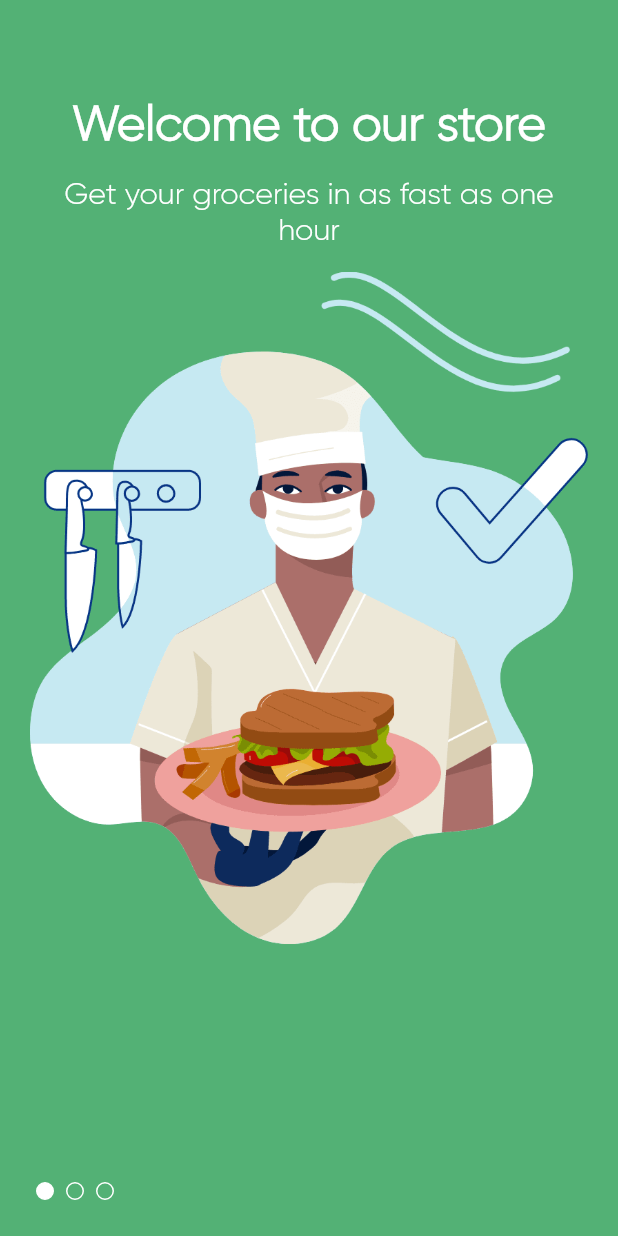
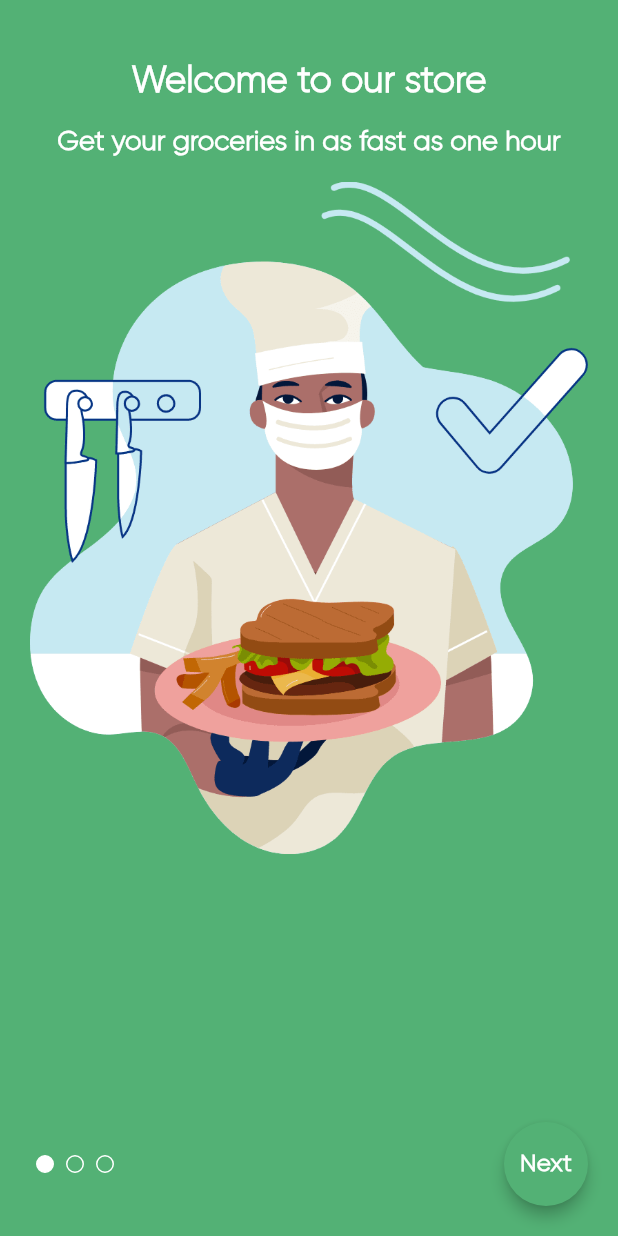
Before and after one commit to huseyinsahinli/FlutterShoppingApp, a Flutter app: the OnBoardPage screen opened directly, on a phone screen of 412 x 824 dp. Run offline on Flutter 3.47's test engine with Material 2 defaults, Android fonts, the phone set to English and light mode, and no system bars; our stand-ins replace flutter_svg.

Commit message:
Edit widgets.

```diff
--- a/lib/core/constant/app_constant.dart
+++ b/lib/core/constant/app_constant.dart
@@ -3,6 +3,7 @@ import 'package:flutter/material.dart';
 const cMainColor = Color(0xff53B175);
 const cTextColor = Color(0xff181725);
 const cWhiteColor = Color(0xffffffff);
+const cDividerColor = Color(0xffEBEBEB);
 const List cExploreBackgroundColorLists = [
   [
     Color(0x1053B175),
--- a/lib/core/constant/app_strings.dart
+++ b/lib/core/constant/app_strings.dart
@@ -37,10 +37,9 @@ class Strings {
   static const goToCheckout = "Go to Checkout";
   static const searchStore = "Search Store";
   static const addAllToCart = "Add All To Cart";
-
   static const addToBasket = "Add To Basket";
-
   static const productDetail = 'Produc Detail';
-
   static const filters = 'Filters';
+  static const next = 'Next';
+  static const start = 'Start';
 }
--- a/lib/core/widgets/divider.dart
+++ b/lib/core/widgets/divider.dart
@@ -1,4 +1,5 @@
-import 'package:flutter/cupertino.dart';
+import 'package:flutter/material.dart';
+import '../constant/app_constant.dart';
 
 class CustomDivider extends StatelessWidget {
   const CustomDivider({Key? key}) : super(key: key);
@@ -6,7 +7,7 @@ class CustomDivider extends StatelessWidget {
   @override
   Widget build(BuildContext context) {
     return Container(
-      color: const Color(0xffE2E2E2),
+      color: cDividerColor,
       height: 1.0,
     );
   }
--- a/lib/core/widgets/onboard_cart.dart
+++ b/lib/core/widgets/onboard_cart.dart
@@ -1,11 +1,14 @@
 import 'package:flutter/material.dart';
 import 'package:nectar_ui/core/constant/app_constant.dart';
+import 'package:nectar_ui/core/extensions/double_extensions.dart';
 
 import '../../view/onboarding_page/viewmodel/onboard_model.dart';
+import '../helper/text_scale_size.dart';
 
 class OnBoardCard extends StatelessWidget {
+  final OnBoardModel model;
   const OnBoardCard({Key? key, required this.model}) : super(key: key);
-  final OnBoardModel model;
+
   @override
   Widget build(BuildContext context) {
     return Column(
@@ -13,21 +16,21 @@ class OnBoardCard extends StatelessWidget {
         Text(
           model.title,
           textAlign: TextAlign.center,
-          style: TextStyle(
-              color: cWhiteColor, fontSize: 32, fontWeight: FontWeight.w700),
+          style: Theme.of(context).textTheme.headline1!.copyWith(
+                color: cWhiteColor,
+              ),
+          textScaleFactor: ScaleSize.textScaleFactor(context),
         ),
-        SizedBox(
-          height: 15,
-        ),
+        15.0.sizedBoxOnlyHeight,
         Text(
           model.description,
           textAlign: TextAlign.center,
-          style: TextStyle(
-              color: cWhiteColor, fontSize: 20, fontWeight: FontWeight.w200),
+          style: Theme.of(context).textTheme.headline2!.copyWith(
+                color: cWhiteColor,
+              ),
+          textScaleFactor: ScaleSize.textScaleFactor(context),
         ),
-        SizedBox(
-          height: 15,
-        ),
+        15.0.sizedBoxOnlyHeight,
         Image.asset(model.imageWithPath),
       ],
     );
--- a/lib/core/widgets/search_text_field.dart
+++ b/lib/core/widgets/search_text_field.dart
@@ -10,7 +10,7 @@ class SearchBarTextField extends StatelessWidget {
       autofocus: false,
       decoration: InputDecoration(
           hintText: Strings.searchStore,
-          prefixIcon: const Icon(
+          prefixIcon: Icon(
             Icons.search,
             color: Colors.black,
           )),
--- a/lib/main.dart
+++ b/lib/main.dart
@@ -22,7 +22,7 @@ class _MyAppState extends State<MyApp> {
       debugShowCheckedModeBanner: false,
       title: 'Nectar UI',
       theme: MyThemes.lightTheme,
-      home: HomePage(),
+      home: OnBoardPage(),
     );
   }
 }
--- a/lib/view/onboarding_page/view/module/start_fab_button.dart
+++ b/lib/view/onboarding_page/view/module/start_fab_button.dart
@@ -3,8 +3,6 @@ part of '../onboard_view.dart';
 class _StartFabButton extends StatelessWidget {
   const _StartFabButton({Key? key, required this.isLastPage, this.onPressed})
       : super(key: key);
-  final String _start = 'Start';
-  final String _end = 'Next';
 
   final VoidCallback? onPressed;
 
@@ -16,8 +14,10 @@ class _StartFabButton extends StatelessWidget {
       elevation: 4,
       onPressed: onPressed,
       child: Text(
-        isLastPage ? _start : _end,
-        style: Theme.of(context).textTheme.subtitle2,
+        isLastPage ? Strings.start : Strings.next,
+        style: Theme.of(context).textTheme.subtitle2!.copyWith(
+              color: cWhiteColor,
+            ),
       ),
     );
   }
--- a/lib/view/onboarding_page/view/onboard_view.dart
+++ b/lib/view/onboarding_page/view/onboard_view.dart
@@ -1,5 +1,6 @@
 import 'package:flutter/material.dart';
 import 'package:nectar_ui/core/constant/app_constant.dart';
+import '../../../core/constant/app_strings.dart';
 import '../../../core/padding/app_padding.dart';
 import '../../../../core/widgets/onboard_cart.dart';
 import '../../splash_page/view/splash_view.dart';
@@ -19,7 +20,6 @@ class _OnBoardPageState extends State<OnBoardPage> {
 
   bool get _isLastPage =>
       OnBoardModels.onBoardItems.length - 1 == _selectedIndex;
-  bool get _isFirstPage => _selectedIndex == 0;
 
   // ---xx
   ValueNotifier<bool> isBackEnable = ValueNotifier(false);
@@ -58,7 +58,7 @@ class _OnBoardPageState extends State<OnBoardPage> {
         child: Padding(
           padding: const AppPadding.all(),
           child: Padding(
-            padding: const EdgeInsets.only(top: 45),
+            padding: const AppPadding.onlyTop(),
             child: Column(
               children: [
                 Expanded(child: _pageViewItems()),
@@ -66,14 +66,14 @@ class _OnBoardPageState extends State<OnBoardPage> {
                   mainAxisAlignment: MainAxisAlignment.spaceBetween,
                   children: [
                     TabIndicator(selectedIndex: _selectedIndex),
-                    _isLastPage
-                        ? _StartFabButton(
-                            isLastPage: _isLastPage,
-                            onPressed: () {
-                              _pushReplacenmnet(SplashPage());
-                            },
-                          )
-                        : const SizedBox(height: 0.01)
+                    _StartFabButton(
+                      isLastPage: _isLastPage,
+                      onPressed: () {
+                        _isLastPage
+                            ? _pushReplacenmnet(SplashPage())
+                            : _incrementAndChange();
+                      },
+                    ),
                   ],
                 )
               ],
--- a/lib/view/shop_page/shop_page.dart
+++ b/lib/view/shop_page/shop_page.dart
@@ -7,7 +7,7 @@ import '../../../core/constant/icon_enum.dart';
 
 import '../../../core/constant/app_constant.dart';
 import '../../../core/constant/image_path.dart';
-import '../../../core/widgets/list.dart';
+import '../../core/widgets/horizontal_list_view_builder.dart';
 import '../../../core/widgets/search_text_field.dart';
 
 class ShopPage extends StatefulWidget {
```
Also changed, not shown: lib/core/models/account_card_model.dart (+12 -11 lines), lib/core/widgets/horizontal_list_view_builder.dart (renamed from lib/core/widgets/list.dart, +15 -7 lines).
